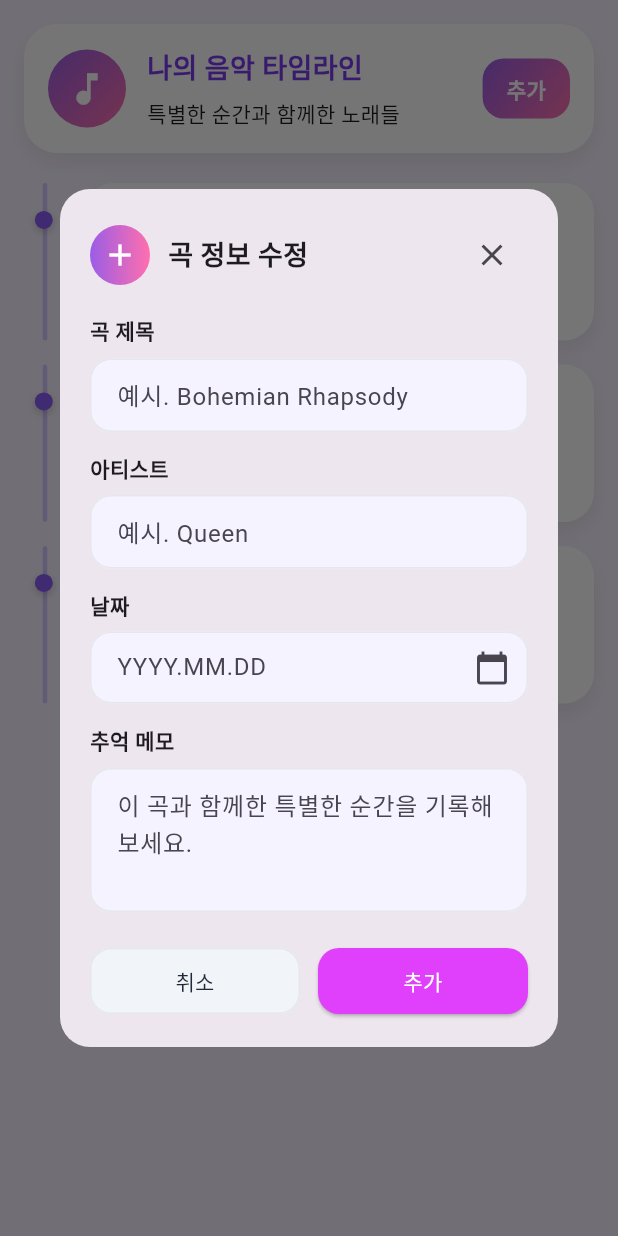
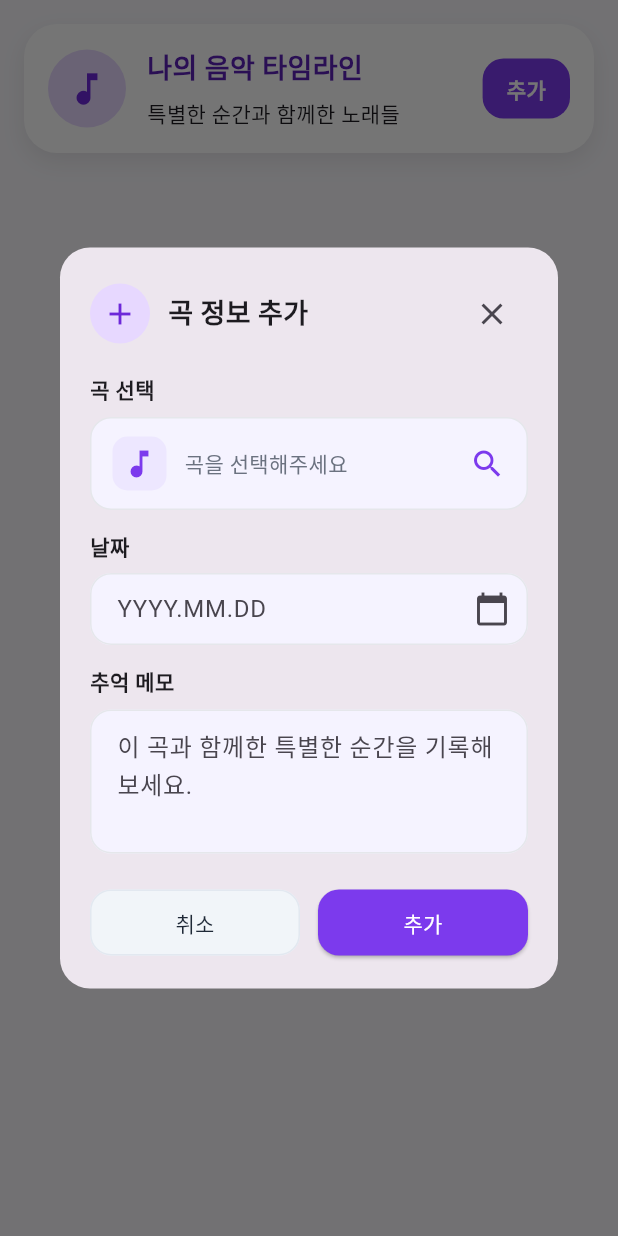
Before and after one commit to keumchaewon/madcamp_week1_HSJ-Lab, a Flutter app: the TimelineScreen screen opened directly, after a tap on "추가", on a phone screen of 412 x 824 dp. Run offline on Flutter 3.47's test engine with Material 3 defaults, Android fonts, the phone set to English and light mode, and no system bars; our stand-ins replace cloud_firestore, firebase_auth, firebase_core, google_sign_in; accounts and stored records are empty.

Commit message:
timeline 색감 및 검색 수정

```diff
--- a/lib/ui/screens/timeline_screen.dart
+++ b/lib/ui/screens/timeline_screen.dart
@@ -1,4 +1,6 @@
 import 'package:flutter/material.dart';
+
+import '../../state/app_state.dart';
 
 class TimelineScreen extends StatefulWidget {
   const TimelineScreen({super.key});
@@ -8,35 +10,7 @@ class TimelineScreen extends StatefulWidget {
 }
 
 class _TimelineScreenState extends State<TimelineScreen> {
-  final List<TimelineEntry> _items = [
-    TimelineEntry(
-      id: '1',
-      title: 'Here Comes The Sun',
-      artist: 'The Beatles',
-      date: DateTime(2025, 6, 20),
-      memo: '좋아하는 Beatles 노래 중 하나',
-      imageUrl:
-          'https://images.unsplash.com/photo-1511379938547-c1f69419868d?auto=format&fit=crop&w=800&q=80',
-    ),
-    TimelineEntry(
-      id: '2',
-      title: 'Someone Like You',
-      artist: 'Adele',
-      date: DateTime(2024, 2, 14),
-      memo: '전 연인을 생각나게 하는 노래',
-      imageUrl:
-          'https://images.unsplash.com/photo-1511671782779-c97d3d27a1d4?auto=format&fit=crop&w=800&q=80',
-    ),
-    TimelineEntry(
-      id: '3',
-      title: 'Bohemian Rhapsody',
-      artist: 'Queen',
-      date: DateTime(2023, 7, 15),
-      memo: '',
-      imageUrl:
-          'https://images.unsplash.com/photo-1493225457124-a3eb161ffa5f?auto=format&fit=crop&w=800&q=80',
-    ),
-  ];
+  final List<TimelineEntry> _items = [];
 
   List<TimelineEntry> get _sortedItems {
     final items = [..._items];
@@ -45,32 +19,36 @@ class _TimelineScreenState extends State<TimelineScreen> {
   }
 
   Future<void> _openEntryEditor({TimelineEntry? entry}) async {
+    final tracks = AppStateScope.of(context).tracks;
     await showDialog<void>(
       context: context,
       barrierDismissible: false,
       builder: (dialogContext) {
         return _TimelineEditorDialog(
           entry: entry,
-          onSave: (title, artist, date, memo) {
+          tracks: tracks,
+          onSave: (selectedTrack, date, memo) {
             setState(() {
               if (entry == null) {
                 _items.add(
                   TimelineEntry(
                     id: DateTime.now().millisecondsSinceEpoch.toString(),
-                    title: title,
-                    artist: artist,
+                    trackId: selectedTrack.id,
+                    title: selectedTrack.title,
+                    artist: selectedTrack.artist,
                     date: date,
                     memo: memo,
-                    imageUrl:
-                        'https://images.unsplash.com/photo-1453090927415-5f45085b65c0?auto=format&fit=crop&w=800&q=80',
+                    imageUrl: selectedTrack.albumImage,
                   ),
                 );
               } else {
                 entry
-                  ..title = title
-                  ..artist = artist
+                  ..trackId = selectedTrack.id
+                  ..title = selectedTrack.title
+                  ..artist = selectedTrack.artist
                   ..date = date
-                  ..memo = memo;
+                  ..memo = memo
+                  ..imageUrl = selectedTrack.albumImage;
               }
             });
           },
@@ -189,7 +167,7 @@ class _TimelineScreenState extends State<TimelineScreen> {
   @override
   Widget build(BuildContext context) {
     return Scaffold(
-      backgroundColor: const Color(0xFFF7F3FF),
+      backgroundColor: const Color(0xFFF8F7FB),
       body: SafeArea(
         child: Padding(
           padding: const EdgeInsets.fromLTRB(16, 16, 16, 24),
@@ -228,6 +206,7 @@ class _TimelineScreenState extends State<TimelineScreen> {
 class TimelineEntry {
   TimelineEntry({
     required this.id,
+    required this.trackId,
     required this.title,
     required this.artist,
     required this.date,
@@ -236,47 +215,55 @@ class TimelineEntry {
   });
 
   final String id;
+  String? trackId;
   String title;
   String artist;
   DateTime date;
   String memo;
-  final String imageUrl;
+  String imageUrl;
 }
 
 class _TimelineEditorDialog extends StatefulWidget {
-  const _TimelineEditorDialog({this.entry, required this.onSave});
+  const _TimelineEditorDialog({
+    this.entry,
+    required this.tracks,
+    required this.onSave,
+  });
 
   final TimelineEntry? entry;
-  final void Function(String title, String artist, DateTime date, String memo)
-  onSave;
+  final List<Track> tracks;
+  final void Function(Track track, DateTime date, String memo) onSave;
 
   @override
   State<_TimelineEditorDialog> createState() => _TimelineEditorDialogState();
 }
 
 class _TimelineEditorDialogState extends State<_TimelineEditorDialog> {
-  late final TextEditingController titleController;
-  late final TextEditingController artistController;
   late final TextEditingController memoController;
   late final TextEditingController dateController;
   DateTime? selectedDate;
+  Track? selectedTrack;
 
   @override
   void initState() {
     super.initState();
-    titleController = TextEditingController(text: widget.entry?.title ?? '');
-    artistController = TextEditingController(text: widget.entry?.artist ?? '');
     memoController = TextEditingController(text: widget.entry?.memo ?? '');
     selectedDate = widget.entry?.date;
     dateController = TextEditingController(
       text: selectedDate == null ? '' : _formatDate(selectedDate!),
     );
+    if (widget.entry?.trackId != null) {
+      for (final track in widget.tracks) {
+        if (track.id == widget.entry!.trackId) {
+          selectedTrack = track;
+          break;
+        }
+      }
+    }
   }
 
   @override
   void dispose() {
-    titleController.dispose();
-    artistController.dispose();
     memoController.dispose();
     dateController.dispose();
     super.dispose();
@@ -299,18 +286,14 @@ class _TimelineEditorDialogState extends State<_TimelineEditorDialog> {
                   padding: const EdgeInsets.all(8),
                   decoration: const BoxDecoration(
                     shape: BoxShape.circle,
-                    gradient: LinearGradient(
-                      colors: [Color(0xFF9B5DE5), Color(0xFFFF6FAE)],
-                    ),
+                    color: Color(0xFFE7D8FF),
                   ),
-                  child: const Icon(Icons.add, color: Colors.white),
+                  child: const Icon(Icons.add, color: Color(0xFF6D28D9)),
                 ),
                 const SizedBox(width: 12),
                 Expanded(
                   child: Text(
-                    entry == null
-                        ? '곡 정보 수정'
-                        : '곡 정보 수정',
+                    entry == null ? '곡 정보 추가' : '곡 정보 수정',
                     style: const TextStyle(
                       fontSize: 18,
                       fontWeight: FontWeight.w700,
@@ -326,17 +309,23 @@ class _TimelineEditorDialogState extends State<_TimelineEditorDialog> {
             ),
             const SizedBox(height: 16),
             _LabeledField(
-              label: '곡 제목',
-              child: TextField(
-                controller: titleController,
-                decoration: _inputDecoration('예시. Bohemian Rhapsody'),
-              ),
-            ),
-            _LabeledField(
-              label: '아티스트',
-              child: TextField(
-                controller: artistController,
-                decoration: _inputDecoration('예시. Queen'),
+              label: '곡 선택',
+              child: _TrackSelector(
+                track: selectedTrack,
+                onTap: () async {
+                  final picked = await showModalBottomSheet<Track>(
+                    context: context,
+                    isScrollControlled: true,
+                    builder: (_) => _TrackPickerSheet(
+                      tracks: widget.tracks,
+                      selectedId: selectedTrack?.id,
+                    ),
+                  );
+                  if (picked == null) return;
+                  setState(() {
+                    selectedTrack = picked;
+                  });
+                },
               ),
             ),
             _LabeledField(
@@ -395,21 +384,18 @@ class _TimelineEditorDialogState extends State<_TimelineEditorDialog> {
                 Expanded(
                   child: ElevatedButton(
                     onPressed: () {
-                      if (titleController.text.trim().isEmpty ||
-                          artistController.text.trim().isEmpty ||
-                          selectedDate == null) {
+                      if (selectedTrack == null || selectedDate == null) {
                         ScaffoldMessenger.of(context).showSnackBar(
                           const SnackBar(
                             content: Text(
-                              '제목, 아티스트, 날짜를 입력해주세요',
+                              '곡과 날짜를 선택해주세요',
                             ),
                           ),
                         );
                         return;
                       }
                       widget.onSave(
-                        titleController.text.trim(),
-                        artistController.text.trim(),
+                        selectedTrack!,
                         selectedDate!,
                         memoController.text.trim(),
                       );
@@ -417,7 +403,7 @@ class _TimelineEditorDialogState extends State<_TimelineEditorDialog> {
                     },
                     style: ElevatedButton.styleFrom(
                       minimumSize: const Size.fromHeight(44),
-                      backgroundColor: Colors.purpleAccent,
+                      backgroundColor: const Color(0xFF7C3AED),
                       foregroundColor: Colors.white,
                       shape: RoundedRectangleBorder(
                         borderRadius: BorderRadius.circular(14),
@@ -462,13 +448,13 @@ class _TimelineHeader extends StatelessWidget {
             height: 52,
             decoration: const BoxDecoration(
               shape: BoxShape.circle,
-              gradient: LinearGradient(
-                colors: [Color(0xFF9B5DE5), Color(0xFFFF6FAE)],
-                begin: Alignment.topLeft,
-                end: Alignment.bottomRight,
-              ),
+              color: Color(0xFFE7D8FF),
             ),
-            child: const Icon(Icons.music_note, color: Colors.white, size: 28),
+            child: const Icon(
+              Icons.music_note,
+              color: Color(0xFF6D28D9),
+              size: 28,
+            ),
           ),
           const SizedBox(width: 14),
           Expanded(
@@ -480,7 +466,7 @@ class _TimelineHeader extends StatelessWidget {
                   style: TextStyle(
                     fontSize: 18,
                     fontWeight: FontWeight.w700,
-                    color: Color(0xFF7C3AED),
+                    color: Color(0xFF5B21B6),
                   ),
                 ),
                 SizedBox(height: 6),
@@ -693,11 +679,7 @@ class _GradientButton extends StatelessWidget {
   Widget build(BuildContext context) {
     return DecoratedBox(
       decoration: BoxDecoration(
-        gradient: const LinearGradient(
-          colors: [Color(0xFF9B5DE5), Color(0xFFFF6FAE)],
-          begin: Alignment.topLeft,
-          end: Alignment.bottomRight,
-        ),
+        color: const Color(0xFF7C3AED),
         borderRadius: BorderRadius.circular(14),
       ),
       child: Material(
@@ -769,6 +751,185 @@ class _IconText extends StatelessWidget {
   }
 }
 
+class _TrackSelector extends StatelessWidget {
+  const _TrackSelector({required this.track, required this.onTap});
+
+  final Track? track;
+  final VoidCallback onTap;
+
+  @override
+  Widget build(BuildContext context) {
+    return InkWell(
+      onTap: onTap,
+      borderRadius: BorderRadius.circular(14),
+      child: Ink(
+        padding: const EdgeInsets.symmetric(horizontal: 14, vertical: 12),
+        decoration: BoxDecoration(
+          color: const Color(0xFFF5F3FF),
+          borderRadius: BorderRadius.circular(14),
+          border: Border.all(color: const Color(0xFFE5E7EB)),
+        ),
+        child: Row(
+          children: [
+            Container(
+              width: 36,
+              height: 36,
+              decoration: BoxDecoration(
+                color: const Color(0xFFEDE7FF),
+                borderRadius: BorderRadius.circular(10),
+              ),
+              child: const Icon(
+                Icons.music_note,
+                color: Color(0xFF7C3AED),
+              ),
+            ),
+            const SizedBox(width: 12),
+            Expanded(
+              child: track == null
+                  ? const Text(
+                      '곡을 선택해주세요',
+                      style: TextStyle(color: Color(0xFF6B7280)),
+                    )
+                  : Column(
+                      crossAxisAlignment: CrossAxisAlignment.start,
+                      children: [
+                        Text(
+                          track!.title,
+                          maxLines: 1,
+                          overflow: TextOverflow.ellipsis,
+                          style: const TextStyle(fontWeight: FontWeight.w600),
+                        ),
+                        const SizedBox(height: 4),
+                        Text(
+                          track!.artist,
+                          maxLines: 1,
+                          overflow: TextOverflow.ellipsis,
+                          style: const TextStyle(color: Color(0xFF6B7280)),
+                        ),
+                      ],
+                    ),
+            ),
+            const SizedBox(width: 8),
+            const Icon(Icons.search, color: Color(0xFF7C3AED)),
+          ],
+        ),
+      ),
+    );
+  }
+}
+
+class _TrackPickerSheet extends StatefulWidget {
+  const _TrackPickerSheet({
+    required this.tracks,
+    required this.selectedId,
+  });
+
+  final List<Track> tracks;
+  final String? selectedId;
+
+  @override
+  State<_TrackPickerSheet> createState() => _TrackPickerSheetState();
+}
+
+class _TrackPickerSheetState extends State<_TrackPickerSheet> {
+  final TextEditingController _controller = TextEditingController();
+  List<Track> _results = const [];
+
+  @override
+  void initState() {
+    super.initState();
+    _controller.addListener(_handleQueryChanged);
+    _results = widget.tracks;
+  }
+
+  @override
+  void dispose() {
+    _controller.removeListener(_handleQueryChanged);
+    _controller.dispose();
+    super.dispose();
+  }
+
+  void _handleQueryChanged() {
+    final query = _controller.text.trim().toLowerCase();
+    setState(() {
+      if (query.isEmpty) {
+        _results = widget.tracks;
+      } else {
+        _results = widget.tracks.where((track) {
+          return track.title.toLowerCase().contains(query) ||
+              track.artist.toLowerCase().contains(query);
+        }).toList();
+      }
+    });
+  }
+
+  @override
+  Widget build(BuildContext context) {
+    return SafeArea(
+      child: Padding(
+        padding: EdgeInsets.fromLTRB(
+          16,
+          16,
+          16,
+          16 + MediaQuery.of(context).viewInsets.bottom,
+        ),
+        child: Column(
+          mainAxisSize: MainAxisSize.min,
+          children: [
+            TextField(
+              controller: _controller,
+              textInputAction: TextInputAction.search,
+              decoration: const InputDecoration(
+                hintText: '곡 또는 아티스트 검색',
+                prefixIcon: Icon(Icons.search),
+                border: OutlineInputBorder(),
+              ),
+            ),
+            const SizedBox(height: 12),
+            if (_results.isEmpty)
+              const Padding(
+                padding: EdgeInsets.symmetric(vertical: 24),
+                child: Text(
+                  '검색 결과가 없어요',
+                  style: TextStyle(color: Color(0xFF94A3B8)),
+                ),
+              )
+            else
+              Flexible(
+                child: ListView.separated(
+                  shrinkWrap: true,
+                  itemCount: _results.length,
+                  separatorBuilder: (_, __) => const Divider(height: 1),
+                  itemBuilder: (context, index) {
+                    final track = _results[index];
+                    final bool isSelected = track.id == widget.selectedId;
+                    return ListTile(
+                      leading: ClipRRect(
+                        borderRadius: BorderRadius.circular(8),
+                        child: Image.network(
+                          track.albumImage,
+                          width: 44,
+                          height: 44,
+                          fit: BoxFit.cover,
+                        ),
+                      ),
+                      title: Text(track.title),
+                      subtitle: Text(track.artist),
+                      trailing: isSelected
+                          ? const Icon(Icons.check, color: Color(0xFF7C3AED))
+                          : null,
+                      onTap: () => Navigator.of(context).pop(track),
+                    );
+                  },
+                ),
+              ),
+          ],
+        ),
+      ),
+    );
+  }
+}
+
 InputDecoration _inputDecoration(String hint) {
   return InputDecoration(
     hintText: hint,
```
